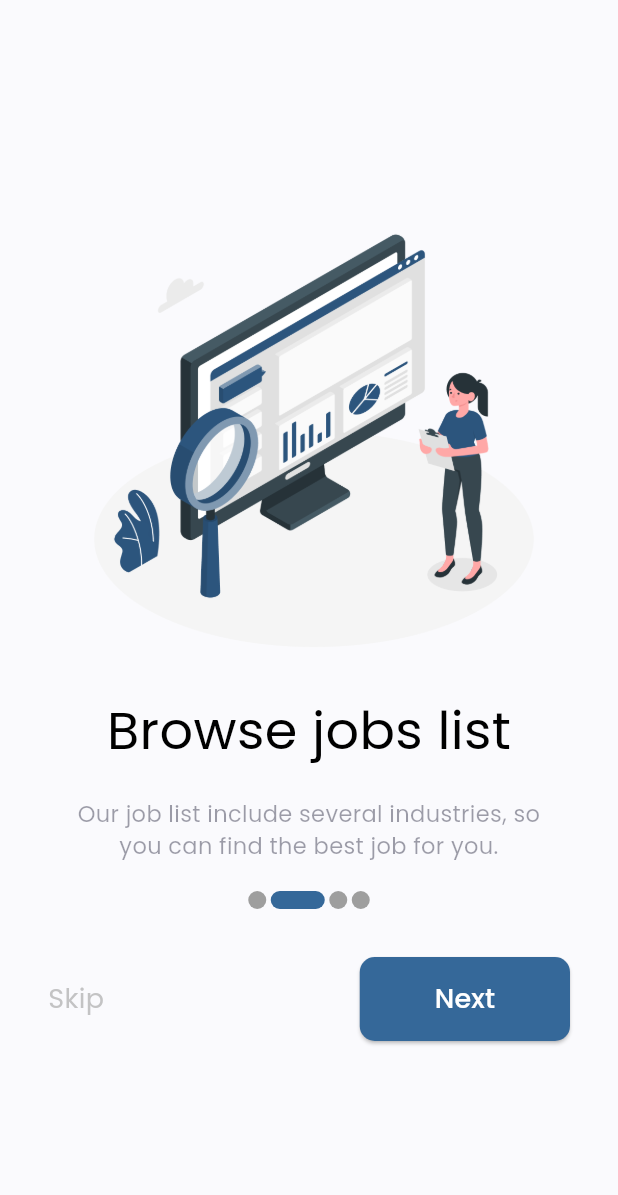
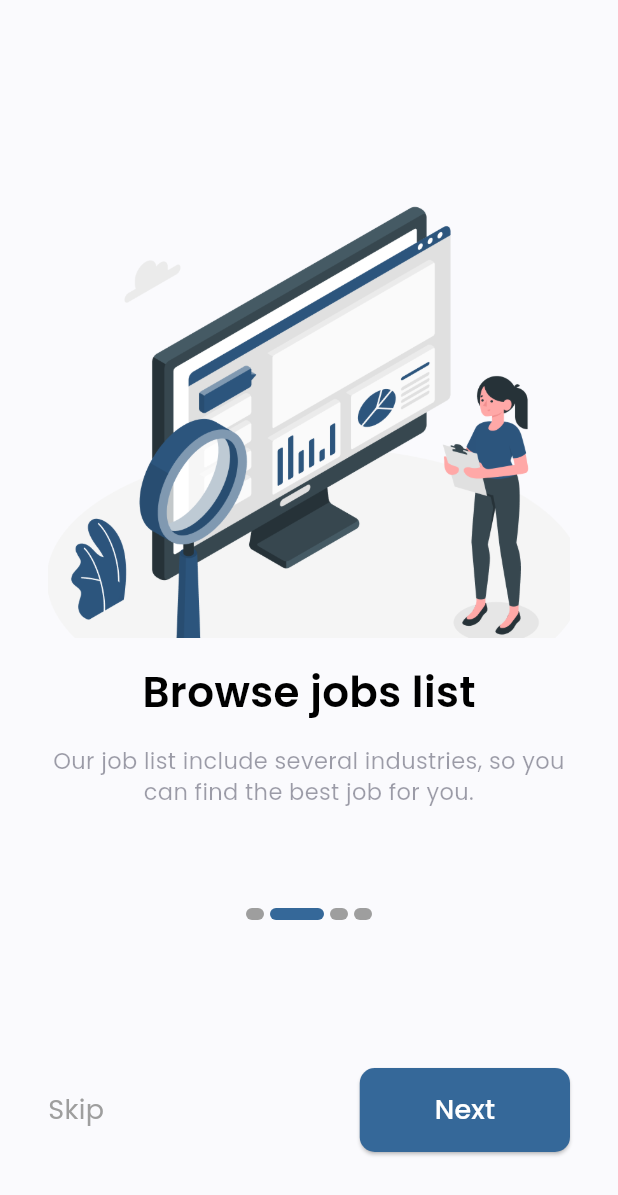
Before and after one commit to mostafa1255/Job_Finder_App, a Flutter app: the screen it shows after launch, after a tap on "Next", on a phone screen of 412 x 824 dp. Shown: the top 1195 px of the screen. Run offline on Flutter 3.47's test engine with Material 3 defaults, Android fonts, the phone set to English and light mode, and no system bars; drawn by our look-alikes of smooth_page_indicator; our stand-ins replace cached_network_image, cloud_firestore, file_picker, firebase_auth, firebase_core, firebase_storage and 8 more; accounts and stored records are empty.

Commit message:
Fixed layout of Splash and onboarding to work in different sizes

```diff
--- a/lib/features/splash/view/splash.dart
+++ b/lib/features/splash/view/splash.dart
@@ -2,6 +2,7 @@ import 'package:flutter/cupertino.dart';
 import 'package:flutter/material.dart';
 import 'package:flutter_bloc/flutter_bloc.dart';
 import 'package:go_router/go_router.dart';
+import 'package:jop_finder_app/core/constants/app_colors.dart';
 import 'package:jop_finder_app/core/utils/app_router.dart';
 import 'package:jop_finder_app/features/auth/viewmodel/cubit/auth_cubit.dart';
 import 'package:jop_finder_app/features/home/view/pages/home_screen.dart';
@@ -29,7 +30,6 @@ class _SplashScreenState extends State<SplashScreen> {
       if (userToken != null) {
         GoRouter.of(context).pushReplacementNamed(AppRouter.homeScreen);
         // GoRouter.of(context).pushReplacementNamed(AppRouter.jobPostScreen);
-
       } else {
         if (mounted) {
           GoRouter.of(context)
@@ -42,15 +42,19 @@ class _SplashScreenState extends State<SplashScreen> {
   @override
   Widget build(BuildContext context) {
     return Scaffold(
-        body: Container(
+        backgroundColor: AppColors.primaryBlue,
+        body: SafeArea(
+          child: Container(
               color: Color.fromARGB(255, 53, 104, 153),
               padding: const EdgeInsets.all(100),
               child: Center(
                 child: Image.asset(
                   'assets/images/Group 218.png',
                   fit: BoxFit.fill,
+                  scale: 3.5,
                   color: Colors.white,
                 ),
-            )));
+              )),
+        ));
   }
 }
--- a/lib/features/splash/view/splash/OnboardingScreen1.dart
+++ b/lib/features/splash/view/splash/OnboardingScreen1.dart
@@ -1,5 +1,6 @@
 import 'package:flutter/material.dart';
 import 'package:go_router/go_router.dart';
+import 'package:jop_finder_app/core/constants/app_colors.dart';
 import 'package:jop_finder_app/core/utils/app_router.dart';
 import 'package:jop_finder_app/features/splash/view/splash/OnboardingScreen3.dart';
 import 'package:smooth_page_indicator/smooth_page_indicator.dart';
@@ -47,47 +48,52 @@ class _OnBoardingScreen1State extends State<OnBoardingScreen1> {
   @override
   Widget build(BuildContext context) {
     return Scaffold(
-      body: Stack(
+      body: SafeArea(
+        child: Padding(
+          padding: const EdgeInsets.all(16),
+          child: Column(
+            mainAxisAlignment: MainAxisAlignment.center,
             children: [
-          PageView(
+              const Expanded(child: SizedBox()),
+              SizedBox(
+                width: 430,
+                height: 500,
+                child: PageView(
                   controller: _controller,
                   children: [
                     _buildFirstPage(),
                     buildSecondPage(),
-              ThirdScreen(),
+                    const ThirdScreen(),
                     const FourthScreen(),
                   ],
                 ),
-          Positioned(
-            bottom: 60,
-            left: 0,
-            right: 0,
-            child: Column(
-              children: [
-                   Padding(
-                     padding: const EdgeInsets.all(32),
-                     child: SmoothPageIndicator(
+              ),
+              const SizedBox(height: 40),
+              SmoothPageIndicator(
                 controller: _controller,
                 count: 4,
                 effect: const ExpandingDotsEffect(
-                        spacing: 3,
+                  spacing: 4,
                   radius: 8,
                   dotWidth: 12,
-                        dotHeight: 12,
+                  dotHeight: 8,
                   paintStyle: PaintingStyle.fill,
                   dotColor: Colors.grey,
                   activeDotColor: Color.fromARGB(255, 53, 104, 153),
                 ),
               ),
+              const Expanded(child: SizedBox()),
+              const Expanded(child: SizedBox()),
+              Padding(
+                padding: const EdgeInsets.symmetric(horizontal: 16),
+                child: Row(
+                  mainAxisAlignment: MainAxisAlignment.spaceBetween,
+                  crossAxisAlignment: CrossAxisAlignment.center,
+                  children: [
+                    const Text(
+                      'Skip',
+                      style: TextStyle(fontSize: 18, color: Colors.grey),
                     ),
-
-                      Row(
-                        children: [
-                          Container(
-                            margin: EdgeInsets.symmetric(horizontal:16),
-                          ),
-                          Text('Skip',style: TextStyle(fontSize: 18,color: Colors.grey.withOpacity(0.6)),),
-                          Spacer(),
                     ElevatedButton(
                       onPressed: _goToNextPage,
                       style: ElevatedButton.styleFrom(
@@ -96,42 +102,54 @@ class _OnBoardingScreen1State extends State<OnBoardingScreen1> {
                         shape: RoundedRectangleBorder(
                           borderRadius: BorderRadius.circular(10),
                         ),
-                              backgroundColor: Color.fromARGB(255, 53, 104, 153),
+                        backgroundColor: AppColors.primaryBlue,
                       ),
                       child: Text(
                         _currentPage == 3 ? 'Explore' : 'Next',
-                              style: const TextStyle(fontSize: 18, color: Colors.white),
+                        style:
+                            const TextStyle(fontSize: 18, color: Colors.white),
                       ),
-                            ),
-
-                          Container(
-                            margin: EdgeInsets.symmetric(horizontal:16),
                     ),
                   ],
                 ),
-                const SizedBox(height: 50),
-                const SizedBox(height: 20),
+              ),
+              const SizedBox(height: 40),
             ],
           ),
         ),
-        ],
       ),
     );
   }
 
   Widget _buildFirstPage() {
-    return Padding(
-      padding: const EdgeInsets.only(top: 80.0),
-      child: Column(
+    return Column(
       mainAxisAlignment: MainAxisAlignment.start,
+      crossAxisAlignment: CrossAxisAlignment.center,
       children: [
-          Image.asset('assets/images/Job hunt-amico 1.png'),
+        Padding(
+          padding: const EdgeInsets.all(16),
+          child: ClipRect(
+            child: Align(
+              alignment: Alignment
+                  .topCenter, // Aligns the part of the image you want to show
+              heightFactor:
+                  0.8, // Adjust this to control how much of the image is shown
+              child: Image.asset(
+                'assets/images/Job hunt-amico 1.png',
+                width: 430,
+                height: 430,
+                fit: BoxFit.cover,
+              ),
+            ),
+          ),
+        ),
         const Text(
           'Search your job',
-            style: TextStyle(fontSize: 35, color: Colors.black),
+          style: TextStyle(
+              fontSize: 28, color: Colors.black, fontWeight: FontWeight.w600),
         ),
         Container(
-            margin: const EdgeInsets.all(20),
+          margin: const EdgeInsets.all(15),
           child: const Text(
             'Figure out your top five priorities whether it is company culture, salary.',
             textAlign: TextAlign.center,
@@ -139,7 +157,6 @@ class _OnBoardingScreen1State extends State<OnBoardingScreen1> {
           ),
         ),
       ],
-      ),
     );
   }
 }
--- a/lib/features/splash/view/splash/OnboardingScreen2.dart
+++ b/lib/features/splash/view/splash/OnboardingScreen2.dart
@@ -1,19 +1,34 @@
 import 'package:flutter/material.dart';
 
 Widget buildSecondPage() {
-  return Container(
-    margin: const EdgeInsets.all(20),
-    padding: const EdgeInsets.all(10),
-    child: Padding(
-      padding: const EdgeInsets.only(top: 80.0),
-      child: Column(
+  return Column(
     mainAxisAlignment: MainAxisAlignment.start,
+    crossAxisAlignment: CrossAxisAlignment.center,
     children: [
-          Image.asset('assets/images/Browser stats-amico 1.png'),
-          const Text('Browse jobs list',
-              style: TextStyle(fontSize: 35, color: Colors.black)),
+      Padding(
+        padding: const EdgeInsets.all(16),
+        child: ClipRect(
+          child: Align(
+            alignment: Alignment
+                .topCenter, // Aligns the part of the image you want to show
+            heightFactor:
+                0.8, // Adjust this to control how much of the image is shown
+            child: Image.asset(
+              'assets/images/Browser stats-amico 1.png',
+              width: 430,
+              height: 430,
+              fit: BoxFit.cover,
+            ),
+          ),
+        ),
+      ),
+      const Text(
+        'Browse jobs list',
+        style: TextStyle(
+            fontSize: 28, color: Colors.black, fontWeight: FontWeight.w600),
+      ),
       Container(
-            margin: const EdgeInsets.all(20),
+        margin: const EdgeInsets.all(15),
         child: const Text(
           'Our job list include several industries, so you can find the best job for you.',
           textAlign: TextAlign.center,
@@ -21,7 +36,5 @@ Widget buildSecondPage() {
         ),
       ),
     ],
-      ),
-    ),
   );
 }
--- a/lib/features/splash/view/splash/OnboardingScreen3.dart
+++ b/lib/features/splash/view/splash/OnboardingScreen3.dart
@@ -5,32 +5,41 @@ class ThirdScreen extends StatelessWidget {
   const ThirdScreen({super.key});
   @override
   Widget build(BuildContext context) {
-    return Padding(
-      padding: const EdgeInsets.only(top: 80.0),
-      child: Column(
+    return Column(
       mainAxisAlignment: MainAxisAlignment.start,
+      crossAxisAlignment: CrossAxisAlignment.center,
       children: [
-          Image.asset('assets/images/Resume-amico 1 (2).png'),
+        Padding(
+          padding: const EdgeInsets.all(16),
+          child: ClipRect(
+            child: Align(
+              alignment: Alignment
+                  .topCenter, // Aligns the part of the image you want to show
+              heightFactor:
+                  0.8, // Adjust this to control how much of the image is shown
+              child: Image.asset(
+                'assets/images/Resume-amico 1 (2).png',
+                width: 430,
+                height: 430,
+                fit: BoxFit.cover,
+              ),
+            ),
+          ),
+        ),
         const Text(
           'Apply to best jobs',
-            textAlign: TextAlign.center,
           style: TextStyle(
-              fontSize: 35,
-              color: Colors.black,
-            ),
+              fontSize: 28, color: Colors.black, fontWeight: FontWeight.w600),
         ),
         Container(
-            margin: const EdgeInsets.all(20),
+          margin: const EdgeInsets.all(15),
           child: const Text(
             'You can apply to your desirable jobs very quickly and easily with ease.',
             textAlign: TextAlign.center,
-              style: TextStyle(
-                fontSize: 15,
-              ),
+            style: TextStyle(fontSize: 15),
           ),
         ),
       ],
-      ),
     );
   }
 }
--- a/lib/features/splash/view/splash/OnboardingScreen4.dart
+++ b/lib/features/splash/view/splash/OnboardingScreen4.dart
@@ -5,55 +5,41 @@ class FourthScreen extends StatelessWidget {
 
   @override
   Widget build(BuildContext context) {
-    return Padding(
-      padding: const EdgeInsets.only(top: 80.0),
-      child: Column(
-        mainAxisAlignment: MainAxisAlignment.start,
-        children: [
-          Image.asset('assets/images/Career progress-amico 1 (1).png'),
-          const Text(
-            'Make your career',
-            textAlign: TextAlign.center,
-            style: TextStyle(
-              fontSize: 35,
-              color: Colors.black,
+    return Column(
+      mainAxisAlignment: MainAxisAlignment.start,
+      crossAxisAlignment: CrossAxisAlignment.center,
+      children: [
+        Padding(
+          padding: const EdgeInsets.all(16),
+          child: ClipRect(
+            child: Align(
+              alignment: Alignment
+                  .topCenter, // Aligns the part of the image you want to show
+              heightFactor:
+                  0.8, // Adjust this to control how much of the image is shown
+              child: Image.asset(
+                'assets/images/Career progress-amico 1 (1).png',
+                width: 430,
+                height: 430,
+                fit: BoxFit.cover,
+              ),
             ),
           ),
-          const Text(
+        ),
+        const Text(
+          'Make your career',
+          style: TextStyle(
+              fontSize: 28, color: Colors.black, fontWeight: FontWeight.w600),
+        ),
+        Container(
+          margin: const EdgeInsets.all(15),
+          child: const Text(
             'We help you find your dream job based on your skillset, location, demand.',
             textAlign: TextAlign.center,
-            style: TextStyle(
-              fontSize: 15,
-            ),
+            style: TextStyle(fontSize: 15),
           ),
-          const SizedBox(
-            height: 30,
-          ),
-          // SizedBox(
-          //   width: 200.w,
-          //   height: 50.h,
-          //   child: ElevatedButton(
-          //     style: ElevatedButton.styleFrom(
-          //       backgroundColor: Colors.indigo,
-          //       shape: RoundedRectangleBorder(
-          //         borderRadius: BorderRadius.circular(10),
-          //       ),
-          //     ),
-          //     onPressed: () {
-          //       Navigator.pushReplacement(
-          //           context,
-          //           MaterialPageRoute(
-          //             builder: (context) => const Registeration(),
-          //           ));
-          //     },
-          //     child: Text(
-          //       'Explore',
-          //       style: TextStyle(fontSize: 24, color: Colors.white),
-          //     ),
-          //   ),
-          // ),
-        ],
-      ),
+        ),
+      ],
     );
   }
 }
```
Also changed, not shown: lib/features/home/view/pages/see_all_page.dart (+3 -5 lines), 4 other files. Lines whose indentation alone changed are shown as unchanged.
